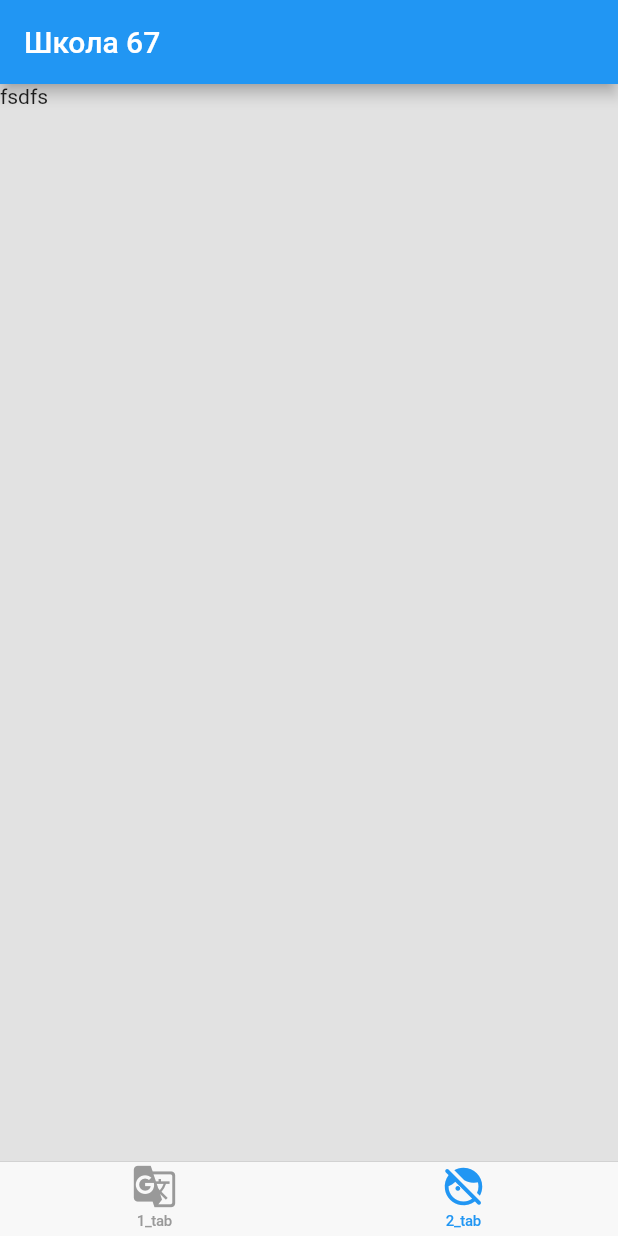
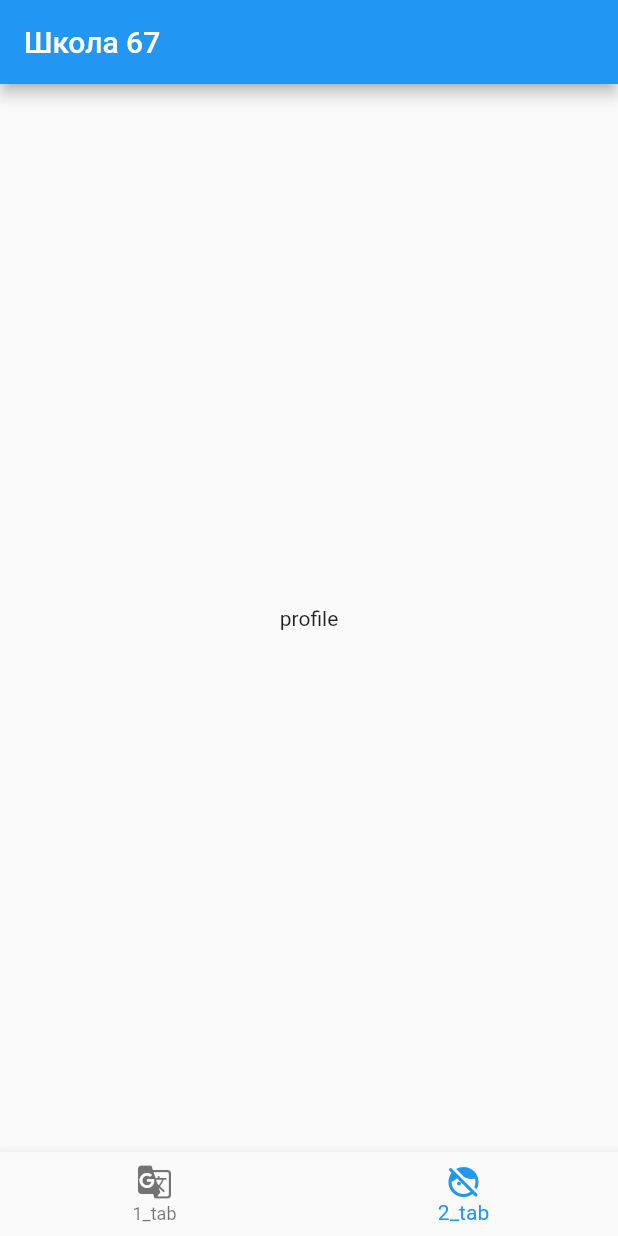
Before and after one commit to jWinterDay/all_school_info, a Flutter app: the screen it shows after launch, item 2 of the bottom bar chosen, on a phone screen of 412 x 824 dp. Run offline on Flutter 3.47's test engine with Material 2 defaults, Android fonts, the phone set to English and light mode, and no system bars; our stand-ins replace auto_route, carousel_slider, flutter_redux, freezed_annotation, get_it, logger and 2 more.

```diff
--- a/analysis_options.yaml
+++ b/analysis_options.yaml
@@ -10,6 +10,7 @@ analyzer:
     must_be_immutable: ignore
   exclude:
     - lib/**/*.freezed.dart
+    - lib/**/*.gr.dart
     - lib/**/*.g.dart
     - lib/src/generated/**
     - .dart_tool/**
--- a/lib/src/app/app_view.dart
+++ b/lib/src/app/app_view.dart
@@ -1,7 +1,5 @@
-import 'package:all_school_info/src/announcement/announcement_view.dart';
 import 'package:all_school_info/src/generated/l10n.dart';
-import 'package:all_school_info/src/home/home_view.dart';
-import 'package:all_school_info/src/routes/routes.dart';
+import 'package:all_school_info/src/routes/autoroutes.gr.dart' as gr;
 import 'package:flutter/cupertino.dart';
 import 'package:flutter/material.dart';
 import 'package:flutter_localizations/flutter_localizations.dart';
@@ -9,11 +7,13 @@ import 'package:domain/domain.dart';
 import 'package:flutter_redux/flutter_redux.dart';
 
 class AppView extends StatelessWidget {
+  final gr.AppRouter _appRouter = gr.AppRouter();
+
   @override
   Widget build(BuildContext context) {
     return StoreProvider<AppState>(
       store: AppDomainProvider.appStore,
-      child: MaterialApp(
+      child: MaterialApp.router(
         debugShowCheckedModeBanner: false,
         theme: ThemeData(
           primarySwatch: Colors.blue,
@@ -38,29 +38,8 @@ class AppView extends StatelessWidget {
             child: child ?? const SizedBox(),
           );
         },
-        initialRoute: Routes.home,
-        onGenerateRoute: (RouteSettings settings) {
-          switch (settings.name) {
-            case Routes.home:
-              return MaterialPageRoute<dynamic>(
-                settings: settings,
-                builder: (_) => HomeView(),
-              );
-            case Routes.announcement:
-              return CupertinoPageRoute<dynamic>(
-                settings: settings,
-                builder: (_) => const AnnouncementView(),
-              );
-            default:
-              return CupertinoPageRoute<dynamic>(
-                settings: settings,
-                builder: (_) => const Center(
-                    child: Text(
-                  'Unknown route',
-                )),
-              );
-          }
-        },
+        routerDelegate: _appRouter.delegate(),
+        routeInformationParser: _appRouter.defaultRouteParser(),
       ),
     );
   }
--- /dev/null
+++ b/lib/src/feature/profile/profile_view.dart
@@ -0,0 +1,19 @@
+import 'package:flutter/cupertino.dart';
+import 'package:flutter/material.dart';
+import 'package:all_school_info/src/generated/l10n.dart';
+
+class ProfileView extends StatefulWidget {
+  @override
+  _ProfileViewState createState() => _ProfileViewState();
+}
+
+class _ProfileViewState extends State<ProfileView> {
+  @override
+  Widget build(BuildContext context) {
+    return const Scaffold(
+      body: Center(
+        child: Text('profile'),
+      ),
+    );
+  }
+}
--- a/lib/src/home/home_view.dart
+++ b/lib/src/home/home_view.dart
@@ -1,8 +1,7 @@
-import 'package:flutter/cupertino.dart';
+import 'package:auto_route/auto_route.dart';
 import 'package:flutter/material.dart';
 import 'package:all_school_info/src/generated/l10n.dart';
-
-import 'tab_info.dart';
+import 'package:all_school_info/src/routes/autoroutes.gr.dart' as gr;
 
 class HomeView extends StatefulWidget {
   @override
@@ -10,32 +9,43 @@ class HomeView extends StatefulWidget {
 }
 
 class _HomeViewState extends State<HomeView> {
-  final CupertinoTabController _tabController = CupertinoTabController();
-
-  final List<TabItem> _tabItemList = TabInfo.tabItemList;
-
-  // @override
-  // void initState() {
-  //   super.initState();
-
-  //   // _initTabController();
-  // }
-
   @override
   Widget build(BuildContext context) {
-    return Scaffold(
-      appBar: AppBar(
-        title: Text(AllSchoolInfoIntl.of(context).mainTitle),
-      ),
-      body: CupertinoTabScaffold(
-        controller: _tabController,
-        tabBuilder: (BuildContext context, int index) {
-          return _tabItemList[index].tabView;
-        },
-        tabBar: CupertinoTabBar(
-          items: _tabItemList.map((TabItem e) => e.bottomBarItem).toList(),
-        ),
-      ),
+    return AutoTabsRouter(
+      routes: const <PageRouteInfo<dynamic>>[
+        gr.AnnouncementListViewRoute(),
+        gr.ProfileViewRoute(),
+      ],
+      builder: (BuildContext context, Widget child, Animation<double> animation) {
+        final TabsRouter tabsRouter = AutoTabsRouter.of(context);
+
+        return Scaffold(
+          appBar: AppBar(
+            title: Text(AllSchoolInfoIntl.of(context).mainTitle),
+          ),
+          body: SizeTransition(
+            sizeFactor: animation,
+            //) FadeTransition(
+            // scale: animation,
+            // opacity: animation,
+            child: child,
+          ),
+          bottomNavigationBar: BottomNavigationBar(
+            currentIndex: tabsRouter.activeIndex,
+            onTap: tabsRouter.setActiveIndex,
+            items: const <BottomNavigationBarItem>[
+              BottomNavigationBarItem(
+                icon: Icon(Icons.g_translate),
+                label: '1_tab',
+              ),
+              BottomNavigationBarItem(
+                icon: Icon(Icons.face_retouching_off_rounded),
+                label: '2_tab',
+              ),
+            ],
+          ),
+        );
+      },
     );
   }
 }
--- a/lib/src/home/tab_info.dart
+++ /dev/null
@@ -1,44 +0,0 @@
-import 'package:all_school_info/src/announcement_list/announcement_list_view.dart';
-import 'package:flutter/cupertino.dart';
-import 'package:flutter/material.dart';
-
-class TabItem {
-  TabItem({
-    required this.bottomBarItem,
-    required this.tabView,
-  });
-
-  final BottomNavigationBarItem bottomBarItem;
-
-  final CupertinoTabView tabView;
-}
-
-abstract class TabInfo {
-  static List<TabItem> tabItemList = <TabItem>[
-    // home
-    TabItem(
-      bottomBarItem: const BottomNavigationBarItem(
-        icon: Icon(Icons.g_translate),
-        label: '1_tab',
-      ),
-      tabView: CupertinoTabView(
-        builder: (BuildContext context) {
-          return const AnnouncementListView();
-        },
-      ),
-    ),
-
-    // profile
-    TabItem(
-      bottomBarItem: const BottomNavigationBarItem(
-        icon: Icon(Icons.face_retouching_off_rounded),
-        label: '2_tab',
-      ),
-      tabView: CupertinoTabView(
-        builder: (BuildContext context) {
-          return const Text('fsdfs');
-        },
-      ),
-    ),
-  ];
-}
--- a/lib/src/routes/routes.dart
+++ /dev/null
@@ -1,4 +0,0 @@
-abstract class Routes {
-  static const String home = '/';
-  static const String announcement = '/announcement';
-}
```
Also changed, not shown: lib/src/feature/announcement/detail/announcement_detail_view.dart (renamed from lib/src/announcement/announcement_view.dart, +8 -4 lines), lib/src/feature/announcement/list/announcement_card.dart (renamed from lib/src/announcement_list/announcement_card.dart, +5 -2 lines), lib/src/routes/autoroutes.dart (added, +25 -0 lines), pubspec.yaml (+8 -2 lines), lib/src/feature/announcement/list/announcement_list_bloc.dart (renamed from lib/src/announcement_list/announcement_list_bloc.dart), lib/src/feature/announcement/list/announcement_list_view.dart (renamed from lib/src/announcement_list/announcement_list_view.dart), lib/src/generated/intl/messages_all.dart, lib/src/generated/l10n.dart, lib/src/routes/autoroutes.gr.dart (added), pubspec.lock.
